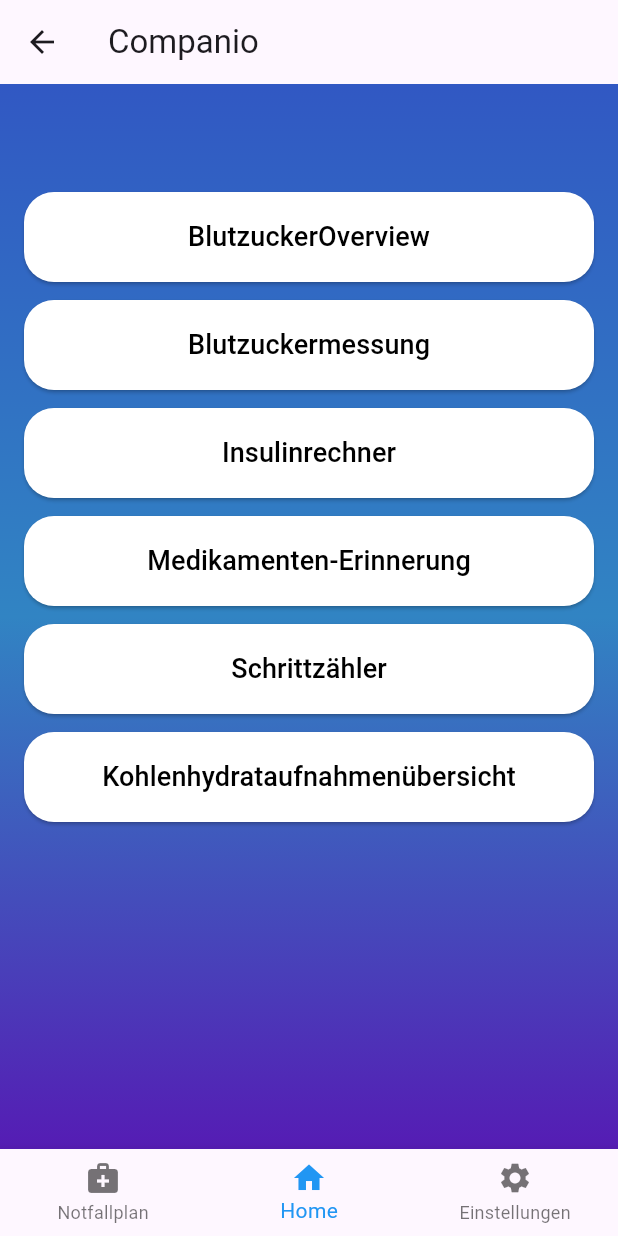
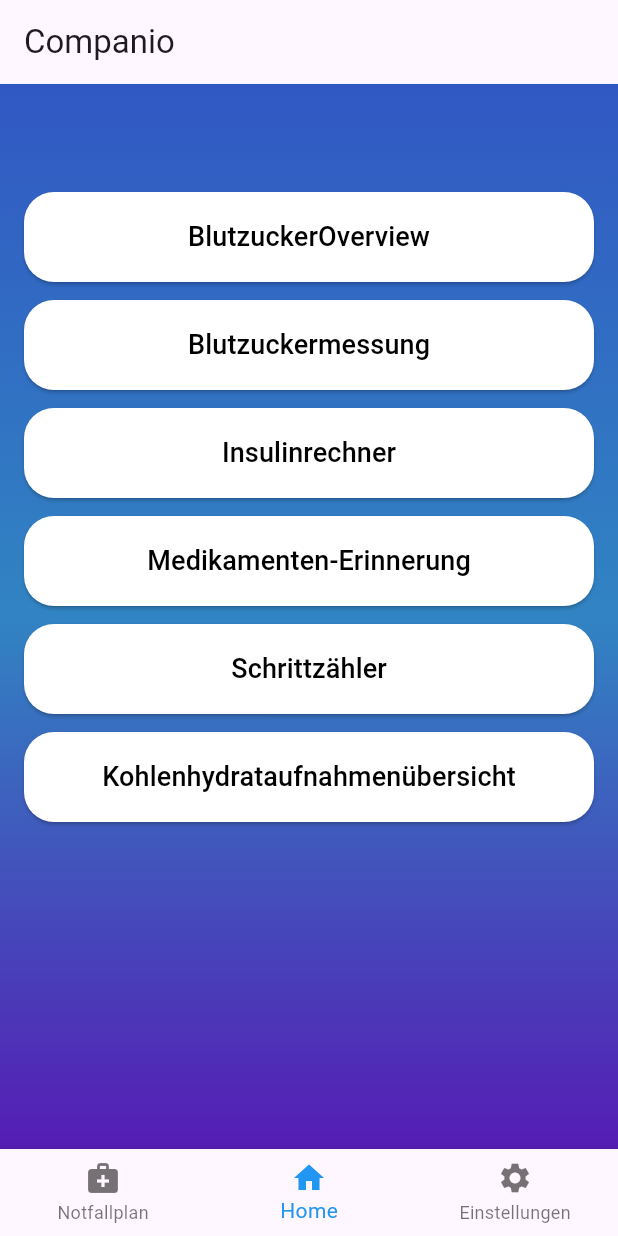
Before and after one commit to Jonalismus/companio_diabetes_app, a Flutter app: the HomeScreen screen opened directly, on a phone screen of 412 x 824 dp. Run offline on Flutter 3.47's test engine with Material 3 defaults, Android fonts, the phone set to English and light mode, and no system bars; our stand-ins replace cloud_firestore, csv, firebase_auth, firebase_core, flutter_datetime_picker_plus, flutter_local_notifications and 4 more; missing offline and left inert: flutter_barcode_scanner; accounts and stored records are empty; statements that could not run were skipped.

Commit message:
fix logout

```diff
--- a/lib/datenbank/BloodSugarManager.dart
+++ b/lib/datenbank/BloodSugarManager.dart
@@ -52,9 +52,12 @@ class BloodSugarManager {
   }
 
   void stopSimulation() {
-    _timer.cancel();
+    if (_isRunning && _timer != null && _timer.isActive) {
+      _timer.cancel();
+    }
     _isRunning = false;
   }
 
+
   bool get isRunning => _isRunning;
 }
--- a/lib/screens/home_screen.dart
+++ b/lib/screens/home_screen.dart
@@ -80,7 +80,12 @@ class HomeScreenState extends State<HomeScreen> {
 
   @override
   Widget build(BuildContext context) {
-    return Scaffold(
+    return WillPopScope(
+      onWillPop: () async {
+        // Verhindere das Zurückgehen
+        return false;
+      },
+      child: Scaffold(
         body: Center(
           child: Stack(
             children: [
@@ -89,6 +94,7 @@ class HomeScreenState extends State<HomeScreen> {
           ),
         ),
         appBar: AppBar(
+          automaticallyImplyLeading: false, // Setze diese Eigenschaft auf false
           title: const Text('Companio'),
         ),
         bottomNavigationBar: BottomNavigationBar(
@@ -236,6 +242,7 @@ class HomeScreenState extends State<HomeScreen> {
           ),
         ),
       ),
+    ),
     );
   }
 }
--- a/lib/screens/pages/settings.dart
+++ b/lib/screens/pages/settings.dart
@@ -1,6 +1,8 @@
+import 'package:firebase_auth/firebase_auth.dart';
 import 'package:flutter/material.dart';
 import '../../utilis/colors_utilis.dart';
 import '../profilScreen.dart';
+import '../signin_screen.dart';
 import 'FeedbackScreen.dart';
 import 'Services/DiabetesEducationPage.dart';
 import 'package:companio_diabetes_app/datenbank/BloodSugarManager.dart';
@@ -16,6 +18,9 @@ class SettingsPageState extends State<SettingsPage> {
   void _logout() {
     BloodSugarManager.instance.stopSimulation();
     Navigator.of(context).popUntil((route) => route.isFirst);
+    FirebaseAuth.instance.signOut().then((value){
+      Navigator.push(context, MaterialPageRoute(builder: (context) => SignInScreen()));
+    });
   }
 
   void _navigateToProfile() {
```
Lines whose indentation alone changed are shown as unchanged.
